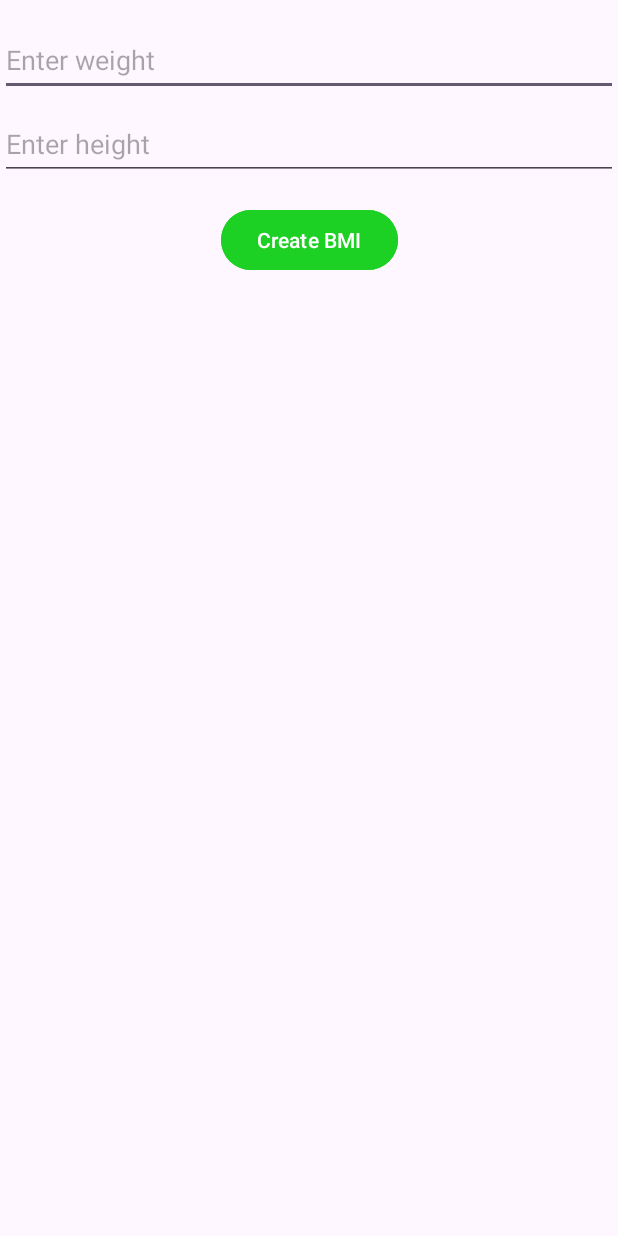
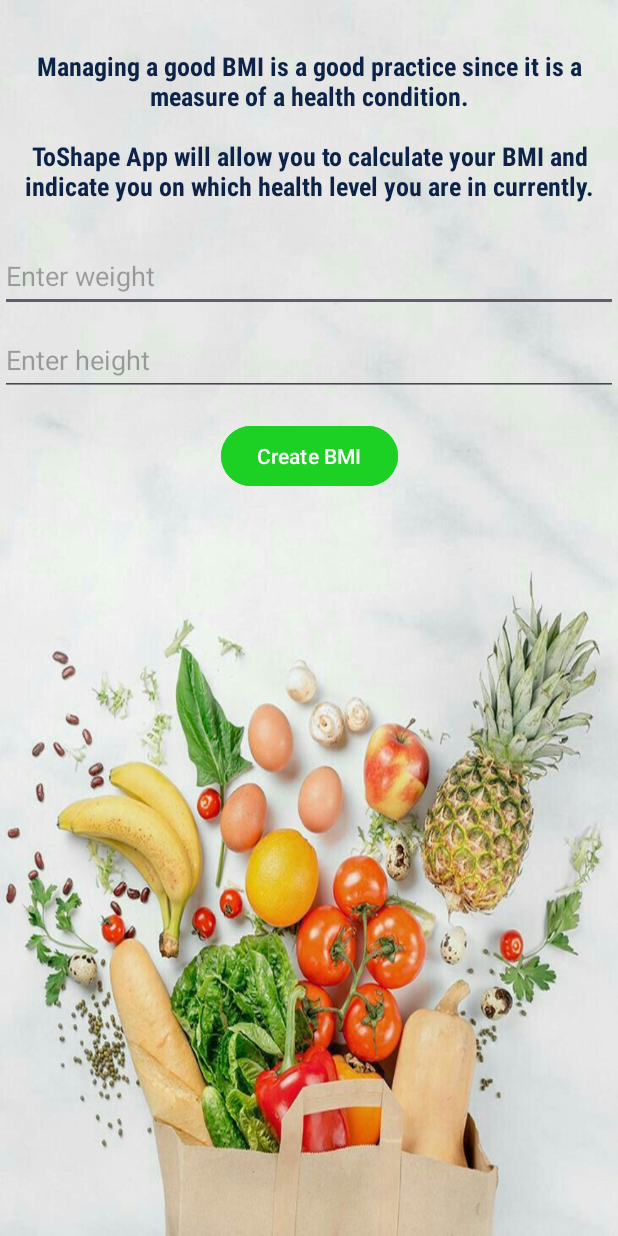
Before and after one commit to N-isith/ToShape, an Android app: the AddBMIActivity2 screen opened directly, with no data from a screen before it, on a phone screen of 412 x 824 dp. Run offline under Robolectric (Android 15) with nearby library versions, the light colour scheme and no system bars.

Commit message:
UI upgraded

```diff
--- a/ToShape/app/src/main/res/drawable/thename.xml
+++ b/ToShape/app/src/main/res/drawable/thename.xml
@@ -2,7 +2,7 @@
     android:shape="rectangle">
     <fill android:color="@color/submitcolor" />
     <stroke
-    android:width="5dp"
-    android:color="@color/submitcolor" />
-    <corners android:radius="4dp" />
+    android:width="50dp"
+    android:color="@color/taskcolor" />
+    <corners android:radius="2dp" />
 </shape>
--- a/ToShape/app/src/main/res/layout/activity_add_bmiactivity2.xml
+++ b/ToShape/app/src/main/res/layout/activity_add_bmiactivity2.xml
@@ -5,14 +5,47 @@
     android:id="@+id/main"
     android:layout_width="match_parent"
     android:layout_height="match_parent"
+    android:background="@drawable/shapebg"
     tools:context=".AddBMIActivity2"
     android:padding="16dp">
+
+    <TextView
+        android:id="@+id/de1"
+        android:layout_width="wrap_content"
+        android:layout_height="wrap_content"
+        android:layout_marginTop="32dp"
+        android:fontFamily="sans-serif-condensed"
+        android:text="@string/descriptionline1"
+        android:textAlignment="center"
+        android:textColor="@color/descolor"
+        android:textStyle="bold"
+        android:textSize="17sp"
+        app:layout_constraintEnd_toEndOf="parent"
+        app:layout_constraintHorizontal_bias="0.0"
+        app:layout_constraintStart_toStartOf="parent"
+        app:layout_constraintTop_toTopOf="parent" />
+
+    <TextView
+        android:id="@+id/des2"
+        android:layout_width="wrap_content"
+        android:layout_height="wrap_content"
+        android:layout_marginTop="16dp"
+        android:fontFamily="sans-serif-condensed"
+        android:text="@string/descriptionlin2"
+        android:textAlignment="center"
+        android:textColor="@color/descolor"
+        android:textStyle="bold"
+        android:textSize="17sp"
+        app:layout_constraintEnd_toEndOf="parent"
+        app:layout_constraintHorizontal_bias="0.0"
+        app:layout_constraintStart_toStartOf="parent"
+        app:layout_constraintTop_toBottomOf="@+id/de1" />
 
     <EditText
         android:id="@+id/edt_weight"
         android:layout_width="0dp"
         android:layout_height="48dp"
-        android:layout_marginTop="16dp"
+        android:layout_marginTop="160dp"
         android:hint="Enter weight"
         app:layout_constraintEnd_toEndOf="parent"
         app:layout_constraintStart_toStartOf="parent"
--- a/ToShape/app/src/main/res/layout/activity_bmis.xml
+++ b/ToShape/app/src/main/res/layout/activity_bmis.xml
@@ -5,6 +5,7 @@
     android:id="@+id/main"
     android:layout_width="match_parent"
     android:layout_height="match_parent"
+    android:background="@drawable/shapebg"
     tools:context=".BMIsActivity">
 
     <TextView
--- a/ToShape/app/src/main/res/layout/activity_main.xml
+++ b/ToShape/app/src/main/res/layout/activity_main.xml
@@ -5,7 +5,8 @@
         android:layout_width="match_parent"
         android:layout_height="match_parent"
         android:id="@+id/main"
-        android:padding="0dp"
+        android:paddingTop="40dp"
+        android:background="@drawable/shapebg2"
         tools:context=".MainActivity">
         <androidx.recyclerview.widget.RecyclerView
             android:id="@+id/rv_bmis"
--- a/ToShape/app/src/main/res/layout/item_bmi.xml
+++ b/ToShape/app/src/main/res/layout/item_bmi.xml
@@ -4,6 +4,9 @@
     xmlns:tools="http://schemas.android.com/tools"
     android:layout_width="match_parent"
     android:layout_height="wrap_content"
+    android:background="@drawable/thename"
+    android:layout_marginHorizontal="20dp"
+    android:layout_marginTop="20dp"
     android:padding="16dp">
 
     <TextView
@@ -37,7 +40,7 @@
         android:layout_marginTop="4dp"
         android:layout_marginEnd="52dp"
         android:text="BMI"
-        android:textColor="@color/statuscolor"
+        android:textColor="@color/bmicolor"
         android:textSize="25sp"
         android:textStyle="bold"
         app:layout_constraintEnd_toEndOf="parent"
--- a/ToShape/app/src/main/res/values/colors.xml
+++ b/ToShape/app/src/main/res/values/colors.xml
@@ -3,9 +3,11 @@
     <color name="black">#FF000000</color>
     <color name="white">#FFFFFFFF</color>
     <color name="submitcolor">#FF9800</color>
-    <color name="rateColor">#2196F3</color>
+    <color name="rateColor">#673AB7</color>
     <color name="statuscolor">#1DD124</color>
+    <color name="bmicolor">#AF450B</color>
     <color name="descolor">#0C2347</color>
     <color name="updatecolor">#673AB7</color>
     <color name="delcolor">#F44336</color>
+    <color name="taskcolor">#CDDC39</color>
 </resources>
```
